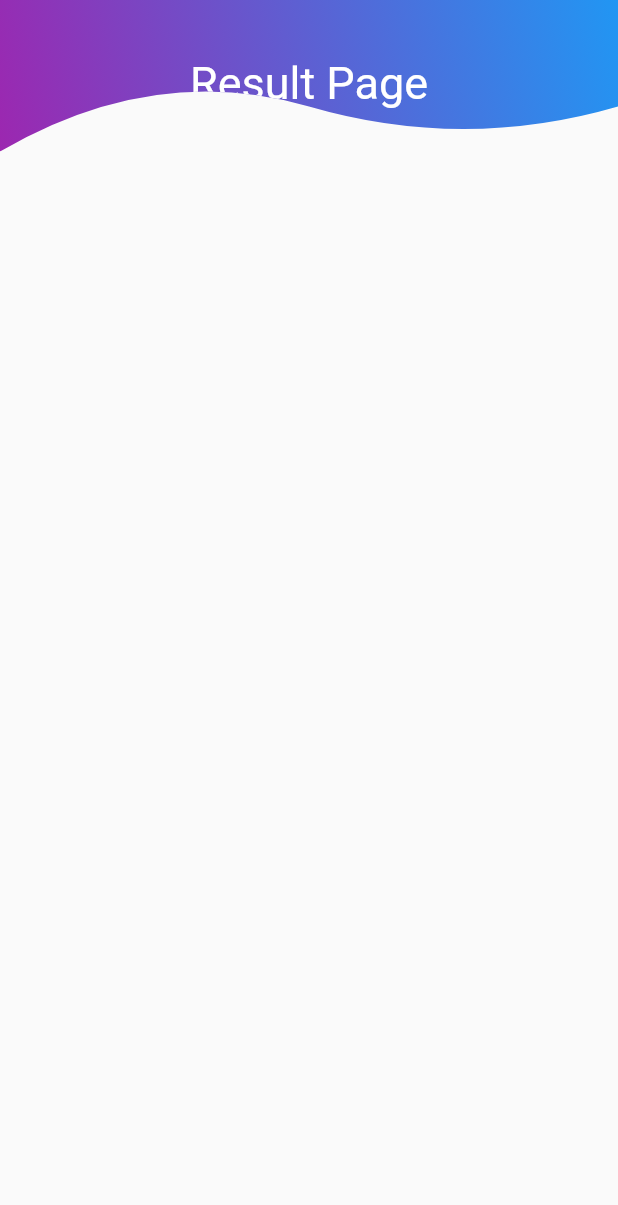
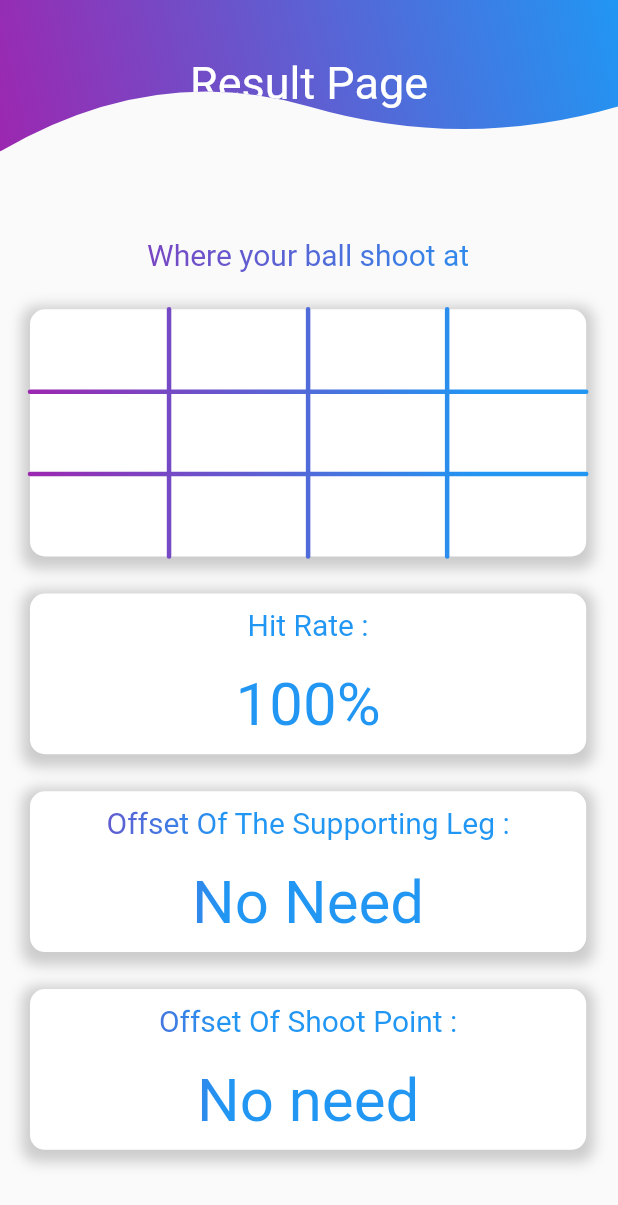
Before and after one commit to ggjj321/12-yard-free-throw-app, a Flutter app: the ResultDisplayPage screen opened directly, on a phone screen of 412 x 824 dp. Shown: the top 1205 px of the screen. Run offline on Flutter 3.47's test engine with Material 2 defaults, Android fonts, the phone set to English and light mode, and no system bars; our stand-ins replace cloud_firestore, firebase_core, flutter_staggered_animations, permission_handler; missing offline and left inert: flutter_webrtc; accounts and stored records are empty.

Commit message:
Feat : compelete result page

```diff
--- /dev/null
+++ b/lib/Components/result_text_block.dart
@@ -0,0 +1,60 @@
+import 'package:flutter/material.dart';
+import 'package:free_throw_phone/Components/gradient_render.dart';
+
+class ResultTextBlock extends StatelessWidget {
+  const ResultTextBlock(
+      {super.key,
+      required this.screenHeight,
+      required this.screenWidth,
+      required this.project,
+      required this.result});
+
+  final double screenWidth;
+  final double screenHeight;
+  final String project;
+  final String result;
+
+  @override
+  Widget build(BuildContext context) {
+    return Container(
+      height: screenHeight,
+      width: screenWidth,
+      decoration: BoxDecoration(
+        borderRadius: BorderRadius.circular(10),
+        color: Colors.white,
+        boxShadow: [
+          BoxShadow(
+            color: Colors.grey.withOpacity(0.5),
+            spreadRadius: 5,
+            blurRadius: 7,
+            offset: const Offset(0, 3), // changes position of shadow
+          ),
+        ],
+      ),
+      child: Column(
+        mainAxisAlignment: MainAxisAlignment.spaceAround,
+        children: [
+          Text(
+            "$project : ",
+            textAlign: TextAlign.center,
+            style: TextStyle(
+              fontSize: 20,
+              foreground: Paint()
+                ..shader =
+                    getLinearGradient(Colors.purple, Colors.blue, 0, 150),
+            ),
+          ),
+          Text(
+            textAlign: TextAlign.center,
+            result,
+            style: TextStyle(
+                fontSize: 40,
+                foreground: Paint()
+                  ..shader =
+                      getLinearGradient(Colors.purple, Colors.blue, 0, 150)),
+          ),
+        ],
+      ),
+    );
+  }
+}
--- a/lib/Components/tweleve_grid_container.dart
+++ b/lib/Components/tweleve_grid_container.dart
@@ -5,9 +5,10 @@ import 'goal_painter.dart';
 class TwelveGridContainer extends StatelessWidget {
   final double screenWidth;
   final double screenHeight;
+  final String gridMode;
 
   const TwelveGridContainer(
-      {Key? key, required this.screenWidth, required this.screenHeight})
+      {Key? key, required this.screenWidth, required this.screenHeight, required this.gridMode})
       : super(key: key);
 
   @override
--- a/lib/main.dart
+++ b/lib/main.dart
@@ -1,5 +1,6 @@
 import 'package:flutter/material.dart';
 import 'package:free_throw_phone/page/select_mode_page.dart';
+import 'package:free_throw_phone/page/result_display_page.dart';
 import 'package:firebase_core/firebase_core.dart';
 import 'firebase_options.dart';
 
@@ -18,7 +19,7 @@ class FreeThrowApp extends StatelessWidget {
   Widget build(BuildContext context) {
     return const MaterialApp(
         title: "football",
-        home: SelectModePage(),
+        home: ResultDisplayPage(),
     );
   }
 }
--- a/lib/page/result_display_page.dart
+++ b/lib/page/result_display_page.dart
@@ -1,5 +1,10 @@
 import 'package:flutter/material.dart';
+
 import 'package:free_throw_phone/Components/wave_app_bar.dart';
+import 'package:free_throw_phone/Components/tweleve_grid_container.dart';
+import 'package:free_throw_phone/Components/gradient_render.dart';
+import 'package:free_throw_phone/Components/result_text_block.dart';
+
 import 'package:flutter_staggered_animations/flutter_staggered_animations.dart';
 
 class ResultDisplayPage extends StatelessWidget {
@@ -13,7 +18,10 @@ class ResultDisplayPage extends StatelessWidget {
     return Scaffold(
       appBar: waveAppbar("Result Page"),
       body: AnimationLimiter(
+        child: Container(
+          margin: const EdgeInsets.all(20.0),
           child: Column(
+            mainAxisAlignment: MainAxisAlignment.center,
             children: AnimationConfiguration.toStaggeredList(
                 duration: const Duration(milliseconds: 750),
                 childAnimationBuilder: (widget) => SlideAnimation(
@@ -22,7 +30,54 @@ class ResultDisplayPage extends StatelessWidget {
                         child: widget,
                       ),
                     ),
-              children: []),
+                children: [
+                  Text(
+                    textAlign: TextAlign.center,
+                    'Where your ball shoot at',
+                    style: TextStyle(
+                      fontSize: 20,
+                      foreground: Paint()
+                        ..shader = getLinearGradient(
+                            Colors.purple, Colors.blue, 0, 350),
+                    ),
+                  ),
+                  SizedBox(
+                    height: screenHeight * 0.03,
+                  ),
+                  TwelveGridContainer(
+                    screenHeight: screenHeight,
+                    screenWidth: screenWidth,
+                    gridMode: "displayMode",
+                  ),
+                  SizedBox(
+                    height: screenHeight * 0.03,
+                  ),
+                  ResultTextBlock(
+                    screenHeight: screenHeight * 0.13,
+                    screenWidth: screenWidth * 0.9,
+                    project: "Hit Rate",
+                    result: "100%",
+                  ),
+                  SizedBox(
+                    height: screenHeight * 0.03,
+                  ),
+                  ResultTextBlock(
+                    screenHeight: screenHeight * 0.13,
+                    screenWidth: screenWidth * 0.9,
+                    project: "Offset Of The Supporting Leg",
+                    result: "No Need",
+                  ),
+                  SizedBox(
+                    height: screenHeight * 0.03,
+                  ),
+                  ResultTextBlock(
+                    screenHeight: screenHeight * 0.13,
+                    screenWidth: screenWidth * 0.9,
+                    project: "Offset Of Shoot Point",
+                    result: "No need",
+                  ),
+                ]),
+          ),
         ),
       ),
     );
--- a/lib/page/select_mode_page.dart
+++ b/lib/page/select_mode_page.dart
@@ -45,7 +45,10 @@ class SelectModePage extends StatelessWidget {
                 ),
                 SizedBox(height: screenHeight * 0.03),
                 TwelveGridContainer(
-                    screenWidth: screenWidth, screenHeight: screenHeight),
+                    screenWidth: screenWidth,
+                    screenHeight: screenHeight,
+                    gridMode: "selectMode",
+                  ),
                 SizedBox(height: screenHeight * 0.03),
                 Row(
                   mainAxisAlignment: MainAxisAlignment.spaceEvenly,
--- /dev/null
+++ b/lib/services/shoot_result_service.dart
@@ -0,0 +1,5 @@
+import 'package:flutter/widgets.dart';
+
+class ShootResultService extends ChangeNotifier {
+  late int target;
+}
--- a/pubspec.yaml
+++ b/pubspec.yaml
@@ -46,6 +46,9 @@ dependencies:
   http: ^1.1.0
   equatable: ^2.0.5
   permission_handler: ^10.4.3
+
+  # state mangement
+  provider: ^6.0.5
 
 dev_dependencies:
   flutter_test:
```
Also changed, not shown: pubspec.lock, 1 other file. Lines whose indentation alone changed are shown as unchanged.
